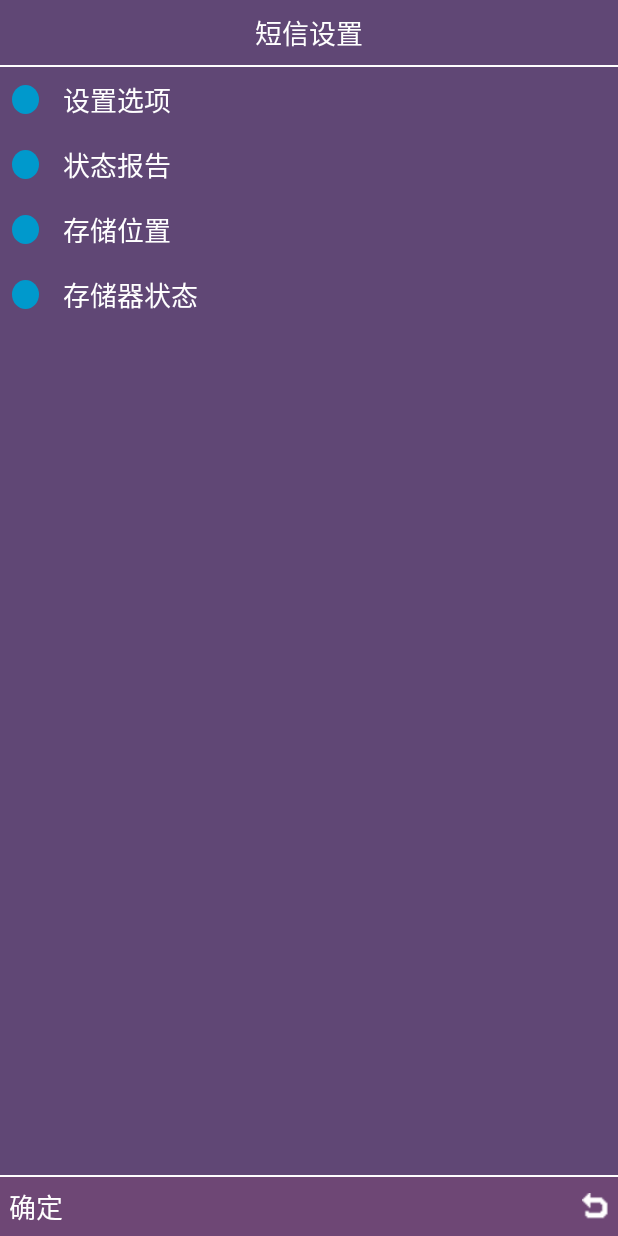
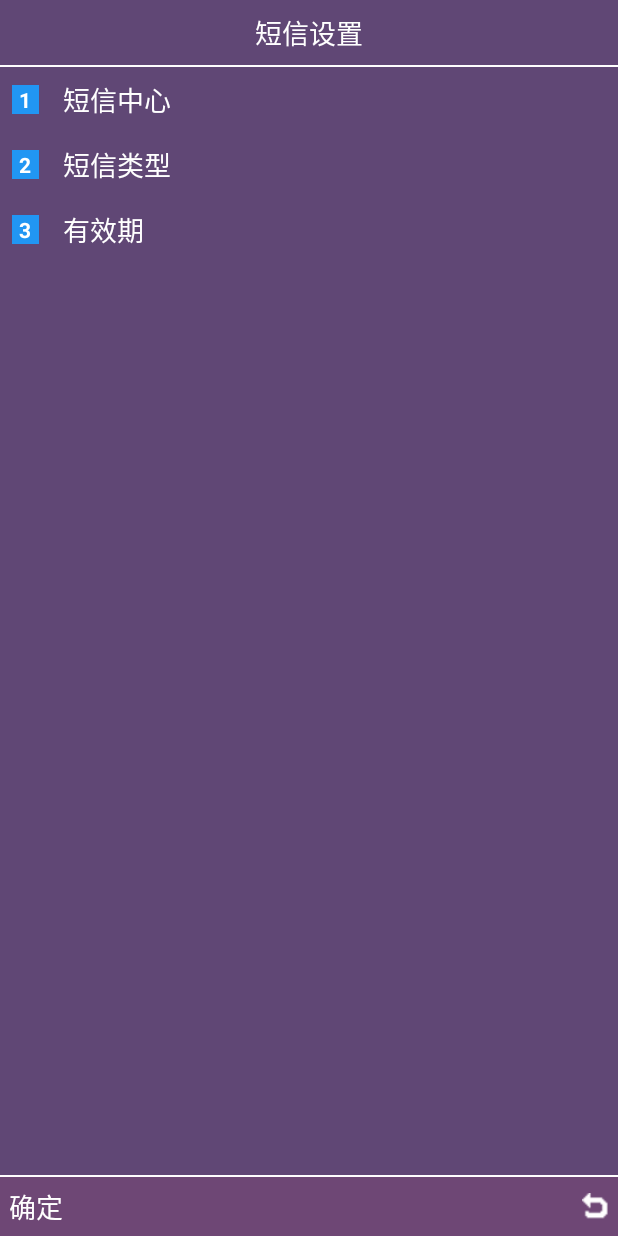
Before and after one commit to H5Q4/ShortMessage, an Android app: the SettingsActivity screen opened directly, with no data from a screen before it, after a tap on "设置选项", on a phone screen of 412 x 824 dp. Run offline under Robolectric (Android 15) with nearby library versions, the phone set to English and light mode, and no system bars.

Commit message:
短信设置

```diff
--- a/app/src/main/java/com/szhr/shortmessage/MainActivity.java
+++ b/app/src/main/java/com/szhr/shortmessage/MainActivity.java
@@ -8,6 +8,7 @@ import android.content.Intent;
 import android.content.pm.PackageManager;
 import android.os.Build;
 import android.os.Bundle;
+import android.provider.Telephony;
 import android.view.View;
 
 import com.szhr.shortmessage.base.BaseListActivity;
@@ -36,6 +37,7 @@ public class MainActivity extends BaseListActivity {
         setListData(menus);
 
         setIndicatorType(INDICATOR_TYPE_INDEX);
+
     }
 
     @Override
--- /dev/null
+++ b/app/src/main/java/com/szhr/shortmessage/SettingOptionsActivity.java
@@ -0,0 +1,73 @@
+package com.szhr.shortmessage;
+
+import android.content.Intent;
+import android.os.Bundle;
+import android.view.View;
+
+import com.szhr.shortmessage.base.BaseListActivity;
+import com.szhr.shortmessage.util.Constants;
+import com.szhr.shortmessage.util.SharedPrefsUtils;
+
+public class SettingOptionsActivity extends BaseListActivity {
+
+    private String[] types;
+    private String[] periods;
+
+    @Override
+    protected void onCreate(Bundle savedInstanceState) {
+        super.onCreate(savedInstanceState);
+
+        setTitle(getString(R.string.sms_settings));
+
+        types = new String[]{
+                getString(R.string.sms_type_1),
+                getString(R.string.sms_type_2),
+                getString(R.string.sms_type_3),
+                getString(R.string.sms_type_4)
+        };
+
+        periods = new String[]{
+                getString(R.string.sms_period_1),
+                getString(R.string.sms_period_2),
+                getString(R.string.sms_period_3),
+                getString(R.string.sms_period_4),
+                getString(R.string.sms_period_5),
+                getString(R.string.sms_period_6),
+                getString(R.string.sms_period_7)
+        };
+
+    }
+
+    @Override
+    protected void onResume() {
+        super.onResume();
+        items.clear();
+
+        int smsType = SharedPrefsUtils.getIntegerPreference(this,
+                Constants.SMS_TYPE, 3);
+        int smsPeriod = SharedPrefsUtils.getIntegerPreference(this,
+                Constants.SMS_VALIDITY_PERIOD, 6);
+
+        // TODO 获取短信中心号码: SmsManager.getSmsCenter()
+        addListItem(getString(R.string.smsc), "+8613387556809");
+        addListItem(getString(R.string.sms_type), types[smsType]);
+        addListItem(getString(R.string.validity_period), periods[smsPeriod]);
+
+        setIndicatorType(INDICATOR_TYPE_INDEX);
+    }
+
+    @Override
+    protected void onClickListItem(View view, int position) {
+        switch (position) {
+            case 0:
+                startActivity(new Intent(this, EditSmscActivity.class));
+                break;
+            case 1:
+                startActivity(new Intent(this, MsgTypesActivity.class));
+                break;
+            case 2:
+                startActivity(new Intent(this, SmsValidityPeriodActivity.class));
+                break;
+        }
+    }
+}
--- a/app/src/main/java/com/szhr/shortmessage/SettingsActivity.java
+++ b/app/src/main/java/com/szhr/shortmessage/SettingsActivity.java
@@ -29,6 +29,9 @@ public class SettingsActivity extends BaseListActivity {
     @Override
     protected void onClickListItem(View view, int position) {
         switch (position) {
+            case 0:
+                startActivity(new Intent(this, SettingOptionsActivity.class));
+                break;
             case 3:
                 startActivity(new Intent(this, StorageStateActivity.class));
                 break;
--- /dev/null
+++ b/app/src/main/java/com/szhr/shortmessage/util/Constants.java
@@ -0,0 +1,6 @@
+package com.szhr.shortmessage.util;
+
+public class Constants {
+    public static final String SMS_VALIDITY_PERIOD = "pref_key_sms_validity_period";
+    public static final String SMS_TYPE = "pref_key_sms_type";
+}
--- a/app/src/main/res/values/strings.xml
+++ b/app/src/main/res/values/strings.xml
@@ -39,4 +39,20 @@
     <string name="forward">转发</string>
     <string name="edit">编辑</string>
     <string name="delete_all">全部删除</string>
+    <string name="please_wait">请稍后...</string>
+    <string name="smsc">短信中心</string>
+    <string name="sms_type">短信类型</string>
+    <string name="validity_period">有效期</string>
+    <string name="input_sms_center_no">请输入短信中心号码：</string>
+    <string name="sms_type_1">文本</string>
+    <string name="sms_type_2">传真</string>
+    <string name="sms_type_3">邮件</string>
+    <string name="sms_type_4">自定义</string>
+    <string name="sms_period_1">1小时</string>
+    <string name="sms_period_2">6小时</string>
+    <string name="sms_period_3">12小时</string>
+    <string name="sms_period_4">24小时</string>
+    <string name="sms_period_5">72小时</string>
+    <string name="sms_period_6">1星期</string>
+    <string name="sms_period_7">最长</string>
 </resources>
```
Also changed, not shown: app/src/main/AndroidManifest.xml (+7 -3 lines), app/src/main/java/com/szhr/shortmessage/DeleteSmsActivity.java (+38 -2 lines), app/src/main/java/com/szhr/shortmessage/EditSmscActivity.java (added, +14 -0 lines), app/src/main/java/com/szhr/shortmessage/MsgTypesActivity.java (added, +39 -0 lines), app/src/main/java/com/szhr/shortmessage/SmsValidityPeriodActivity.java (added, +40 -0 lines), app/src/main/java/com/szhr/shortmessage/base/AsyncDialog.java (renamed from app/src/main/java/com/szhr/shortmessage/base/BaseAsyncTask.java, +33 -24 lines), app/src/main/java/com/szhr/shortmessage/util/SharedPrefsUtils.java (added, +187 -0 lines), app/src/main/res/layout/activity_edit_smsc.xml (added, +27 -0 lines), 1 other file.
